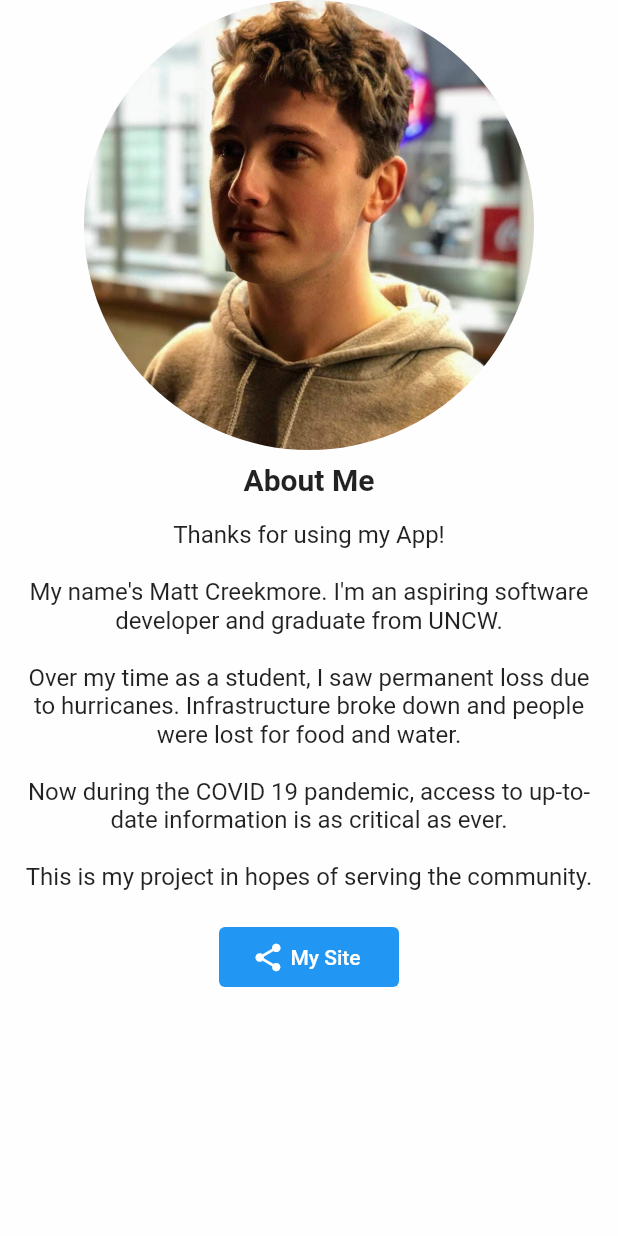
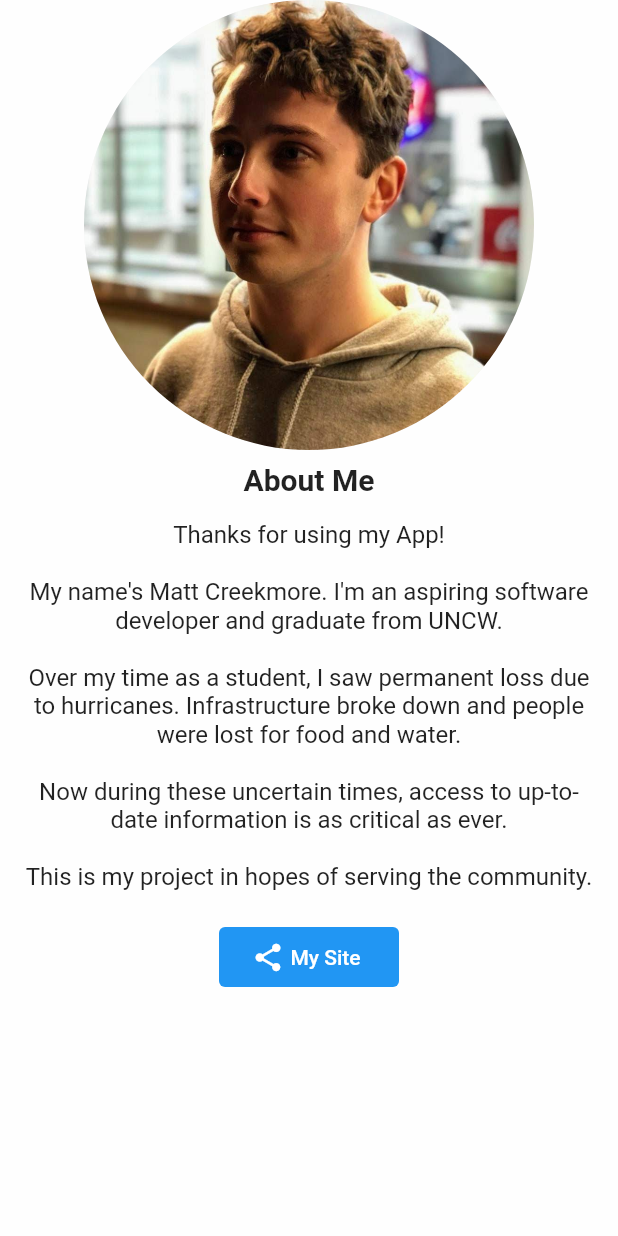
Before and after one commit to mcreekmore/moves, a Flutter app: the AboutMe screen opened directly, on a phone screen of 412 x 824 dp. Run offline on Flutter 3.47's test engine with Material 2 defaults, Android fonts, the phone set to English and light mode, and no system bars; our stand-ins replace dio, firebase_auth, firebase_messaging, flutter_form_builder, flutter_spinkit, geolocator and 5 more; missing offline and left inert: apple_sign_in, floating_search_bar, geocoder, google_maps_webservice, tutorial_coach_mark; accounts and stored records are empty; network calls fail; statements that could not run were skipped.

Commit message:
removed mention of covid 19

```diff
--- a/lib/screens_ui/about_me_screen.dart
+++ b/lib/screens_ui/about_me_screen.dart
@@ -39,7 +39,7 @@ class _AboutMeState extends State<AboutMe> {
             Container(
               padding: const EdgeInsets.all(16),
               child: const Text(
-                "Thanks for using my App!\n\nMy name's Matt Creekmore. I'm an aspiring software developer and graduate from UNCW. \n\nOver my time as a student, I saw permanent loss due to hurricanes. Infrastructure broke down and people were lost for food and water. \n\nNow during the COVID 19 pandemic, access to up-to-date information is as critical as ever.\n\nThis is my project in hopes of serving the community.",
+                "Thanks for using my App!\n\nMy name's Matt Creekmore. I'm an aspiring software developer and graduate from UNCW. \n\nOver my time as a student, I saw permanent loss due to hurricanes. Infrastructure broke down and people were lost for food and water. \n\nNow during these uncertain times, access to up-to-date information is as critical as ever.\n\nThis is my project in hopes of serving the community.",
                 textAlign: TextAlign.center,
                 style: TextStyle(
                   fontSize: 16,
```
